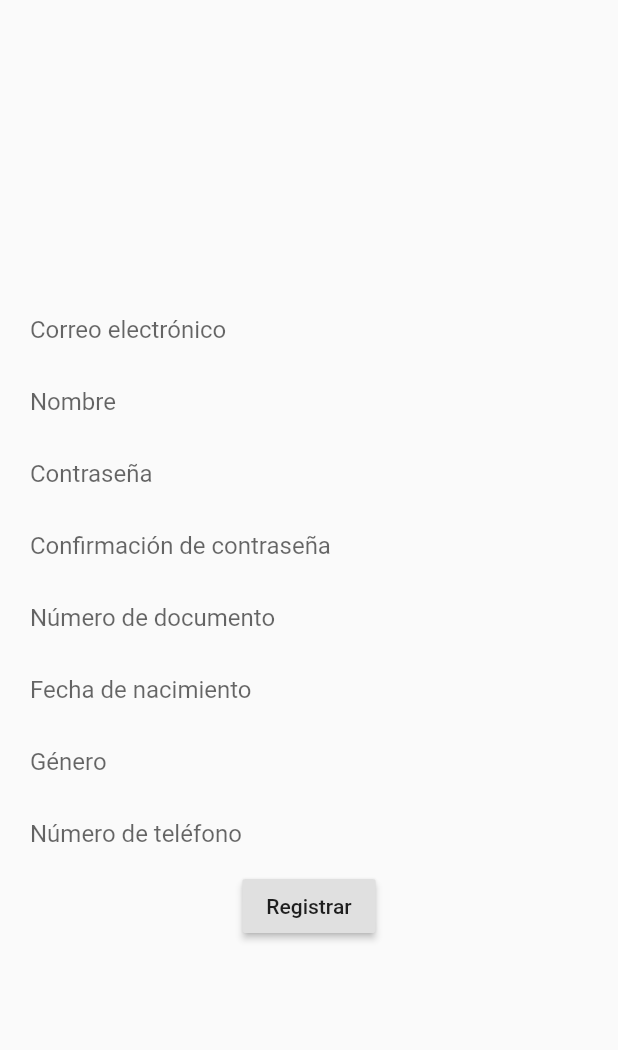
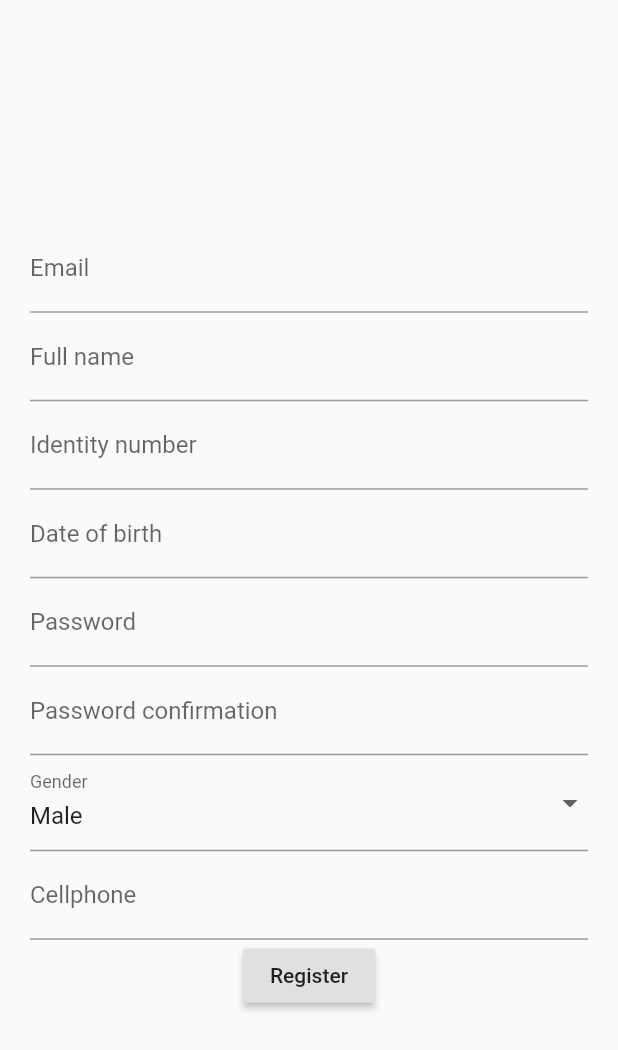
Before and after one commit to ingenious-agency/bien-aca-mobile, a Flutter app: the screen it shows after launch, on a phone screen of 412 x 824 dp. Shown: the top 1050 px of the screen. Run offline on Flutter 3.47's test engine with Material 2 defaults, Android fonts, the phone set to English and light mode, and no system bars; drawn by our look-alikes of flutter_form_builder; our stand-ins replace geolocator, local_auth, shared_preferences; missing offline and left inert: workmanager.

Commit message:
Add real user to user registration
- Add package for user registtration form
- Change User model to serialize / deserialize json
- Commnet Workmanager to compile
- Renamed Constants

```diff
--- a/lib/components/common/register.dart
+++ b/lib/components/common/register.dart
@@ -1,58 +1,24 @@
 import 'package:flutter/material.dart';
-
+import 'package:geolocator/geolocator.dart';
+import 'package:flutter_form_builder/flutter_form_builder.dart';
 import 'package:bien_aca_quarantine/services/models/User.dart';
-
-import 'package:geolocator/geolocator.dart';
 
 class Register extends StatefulWidget {
   @override
-  _RegisterState createState() => _RegisterState();
+  RegisterState createState() => RegisterState();
 }
 
-class _RegisterState extends State<Register> {
+class RegisterState extends State<Register> {
+  final GlobalKey<FormBuilderState> _fbKey = GlobalKey<FormBuilderState>();
   Position _currentPosition;
-
-  List<String> _textFieldsPlaceholders = [
-    'Correo electrónico',
-    'Nombre',
-    'Contraseña',
-    'Confirmación de contraseña',
-    'Número de documento',
-    'Fecha de nacimiento',
-    'Género',
-    'Número de teléfono',
-  ];
 
   @override
   void initState() {
     super.initState();
-    _getCurrentLocation();
+    _setCurrentLocation();
   }
 
-  @override
-  Widget build(BuildContext context) {
-    return Container(
-      padding: const EdgeInsets.all(20.0),
-      child: Center(
-        child: Column(
-          mainAxisAlignment: MainAxisAlignment.center,
-          children: [
-            ...renderForm(),
-            RaisedButton(
-              child: Text("Registrar"),
-              onPressed: () async {
-                bool successfulRegister = await registerUser(_currentPosition.latitude, _currentPosition.longitude);
-                if (successfulRegister)
-                  Navigator.pushReplacementNamed(context, '/mainpage');
-              },
-            ),
-          ],
-        ),
-      ),
-    );
-  }
-
-  _getCurrentLocation() {
+  void _setCurrentLocation() {
     final Geolocator geolocator = Geolocator()..forceAndroidLocationManager;
 
     geolocator
@@ -66,17 +32,91 @@ class _RegisterState extends State<Register> {
     });
   }
 
-  List<Widget> renderForm() {
-    List<Widget> form = _textFieldsPlaceholders.map((placeholder) {
-      return TextField(
-        keyboardType: TextInputType.number,
-        onChanged: (String text) {},
-        onSubmitted: (String text) {},
-        decoration:
-            InputDecoration(border: InputBorder.none, hintText: placeholder),
-      );
-    }).toList();
+  @override
+  Widget build(BuildContext context) {
+    return FormBuilder(
+      key: _fbKey,
+      autovalidate: false,
+      child: Container(
+        padding: const EdgeInsets.all(20.0),
+        child: Center(
+          child: Column(
+            mainAxisAlignment: MainAxisAlignment.center,
+            children: [
+              FormBuilderTextField(
+                attribute: "email",
+                decoration: InputDecoration(labelText: "Email"),
+                validators: [
+                  FormBuilderValidators.required(),
+                  FormBuilderValidators.email()
+                ],
+              ),
+              FormBuilderTextField(
+                attribute: "name",
+                decoration: InputDecoration(labelText: "Full name"),
+                validators: [FormBuilderValidators.required()],
+              ),
+              FormBuilderTextField(
+                attribute: "identity_number",
+                decoration: InputDecoration(labelText: "Identity number"),
+                validators: [FormBuilderValidators.required()],
+              ),
+              FormBuilderDateTimePicker(
+                attribute: "date_of_birth",
+                inputType: InputType.date,
+                decoration: InputDecoration(labelText: "Date of birth"),
+                validators: [FormBuilderValidators.required()],
+              ),
+              FormBuilderTextField(
+                attribute: "password",
+                decoration: InputDecoration(labelText: "Password"),
+                validators: [FormBuilderValidators.required()],
+                obscureText: true,
+                maxLines: 1,
+                keyboardType: TextInputType.visiblePassword,
+              ),
+              FormBuilderTextField(
+                attribute: "password_confirmation",
+                decoration: InputDecoration(labelText: "Password confirmation"),
+                validators: [FormBuilderValidators.required()],
+                obscureText: true,
+                maxLines: 1,
+                keyboardType: TextInputType.visiblePassword,
+              ),
+              FormBuilderDropdown(
+                attribute: "gender",
+                decoration: InputDecoration(labelText: "Gender"),
+                initialValue: 'Male',
+                hint: Text('Select Gender'),
+                validators: [FormBuilderValidators.required()],
+                items: ['Male', 'Female']
+                    .map((gender) =>
+                        DropdownMenuItem(value: gender, child: Text("$gender")))
+                    .toList(),
+              ),
+              FormBuilderTextField(
+                attribute: "cellphone",
+                decoration: InputDecoration(labelText: "Cellphone"),
+                validators: [FormBuilderValidators.required()],
+              ),
+              RaisedButton(
+                child: Text("Register"),
+                onPressed: () async {
+                  if (_fbKey.currentState.saveAndValidate()) {
+                    Scaffold.of(context)
+                        .showSnackBar(SnackBar(content: Text('Sending...')));
 
-    return form;
+                    bool success = await registerUser(_fbKey.currentState.value,
+                        _currentPosition.latitude, _currentPosition.longitude);
+                    if (success)
+                      Navigator.pushReplacementNamed(context, '/mainpage');
+                  }
+                },
+              ),
+            ],
+          ),
+        ),
+      ),
+    );
   }
 }
--- a/lib/constants/MyConstants.dart
+++ b/lib/constants/BienAcaConstants.dart
@@ -1,9 +1,11 @@
 import 'package:flutter/material.dart';
 
-class MyConstants extends InheritedWidget {
-  static MyConstants of(BuildContext context) => context. dependOnInheritedWidgetOfExactType<MyConstants>();
+class BienAcaConstants extends InheritedWidget {
+  static BienAcaConstants of(BuildContext context) =>
+      context.dependOnInheritedWidgetOfExactType<BienAcaConstants>();
 
-  const MyConstants({Widget child, Key key}): super(key: key, child: child);
+  const BienAcaConstants({Widget child, Key key})
+      : super(key: key, child: child);
 
   /// Texts
   /// To define a text constant do it following:
@@ -29,5 +31,5 @@ class MyConstants extends InheritedWidget {
   /// - Necesitamos un callback para el evento de sendPush por el Backend
 
   @override
-  bool updateShouldNotify(MyConstants oldWidget) => false;
+  bool updateShouldNotify(BienAcaConstants oldWidget) => false;
 }
--- a/lib/services/models/User.dart
+++ b/lib/services/models/User.dart
@@ -1,34 +1,37 @@
 import 'dart:async';
 import 'dart:convert';
-
 import 'package:http/http.dart' as http;
 import 'package:shared_preferences/shared_preferences.dart';
 
-enum BinaryGender { MALE, FEMALE }
+enum Gender { MALE, FEMALE }
+final serverUrl = 'https://bian-aca-prod.herokuapp.com';
 
-Future<bool> registerUser(lat, lng) async {
+Future<bool> registerUser(
+    Map<String, dynamic> userData, double lat, double lng) async {
+  User user = User(
+      email: userData['email'],
+      name: userData['name'],
+      identityNumber: userData['identity_number'],
+      dateOfBirth: userData['date_of_birth'],
+      gender: userData['gender'] == 'Male' ? Gender.MALE : Gender.FEMALE,
+      cellphone: userData['cellphone'],
+      password: userData['password'],
+      passwordConfirmation: userData['password_confirmation'],
+      lat: lat,
+      lng: lng);
+
+  final jsonUser = jsonEncode(user);
+
+  final response = await http.post('$serverUrl/users',
+      headers: {"Content-Type": "application/json"}, body: jsonUser);
+
+  if (response.statusCode != 201) return false;
+
   SharedPreferences prefs = await SharedPreferences.getInstance();
-  // Local
-  String registerUserJson =
-      '{ "user": { "email": "emailTest@testing.com", "name": "Test User", "password": "testtest",  "password_confirmation": "testtest", "identity_number": "3.482.204-2", "date_of_birth": "1984-03-20", "gender": 1, "cellphone": "099275434", "lat": "$lat", "lng": "$lng" } }';
-  String baseUrl = 'https://bian-aca-prod.herokuapp.com/';
 
-  final response = await http.post(
-      '$baseUrl/users',
-      headers: {"Content-Type": "application/json"},
-      body: registerUserJson);
-
-  if (response.statusCode == 201) {
-    User user = User.fromJson(json.decode(response.body));
-    // Store user data in shared preferences to use as future requests payload
-    await prefs.setInt("userId", user.id);
-    await prefs.setString("userIdentityNumber", user.identityNumber);
-    await prefs.setString("userName", user.name);
-    await prefs.setString("userCellphone", user.cellphone);
-    return true;
-  } else {
-    throw Exception('Failed to register user');
-  }
+  user = User.fromJson(json.decode(response.body));
+  await prefs.setString("user", jsonEncode(user));
+  return true;
 }
 
 class User {
@@ -36,10 +39,13 @@ class User {
   final String email;
   final String name;
   final String identityNumber;
-  final String dateOfBirth;
-  final BinaryGender gender;
+  final DateTime dateOfBirth;
+  final Gender gender;
   final String cellphone;
   final String password;
+  final String passwordConfirmation;
+  final double lat;
+  final double lng;
 
   User(
       {this.id,
@@ -49,20 +55,39 @@ class User {
       this.dateOfBirth,
       this.gender,
       this.cellphone,
-      this.password});
+      this.password,
+      this.passwordConfirmation,
+      this.lat,
+      this.lng});
 
-  factory User.fromJson(Map<String, dynamic> json) {
-    return User(
+  factory User.fromJson(Map<String, dynamic> json) => User(
       id: json['id'],
       email: json['email'],
       name: json['name'],
       identityNumber: json['identity_number'],
-      dateOfBirth: json['date_of_birth'],
-      gender: json['gender'] == "male"
-          ? BinaryGender.MALE
-          : BinaryGender.FEMALE,
+      dateOfBirth: DateTime.parse(json['date_of_birth']),
+      gender: json['gender'] == 0 ? Gender.MALE : Gender.FEMALE,
       cellphone: json['cellphone'],
-      password: json['password'],
-    );
+      password: null,
+      passwordConfirmation: null,
+      lat: double.parse(json['lat']),
+      lng: double.parse(json['lng']));
+
+  Map<String, dynamic> toJson() {
+    return {
+      'user': {
+        'id': id,
+        'email': email,
+        'name': name,
+        'identity_number': identityNumber,
+        'date_of_birth': dateOfBirth.toIso8601String(),
+        'password': password,
+        'password_confirmation': passwordConfirmation,
+        'gender': gender == Gender.MALE ? 0 : 1,
+        'cellphone': cellphone,
+        'lat': lat,
+        'lng': lng
+      }
+    };
   }
 }
```
Also changed, not shown: lib/main.dart (+14 -14 lines), pubspec.yaml (+2 -7 lines), pubspec.lock, 6 other files.
